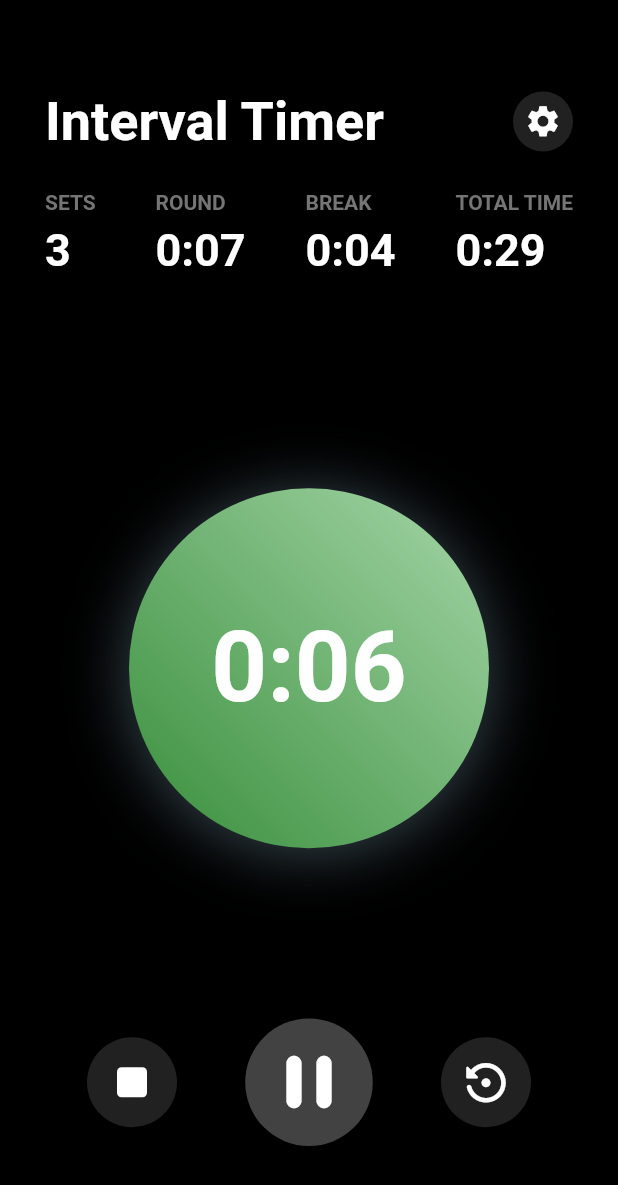
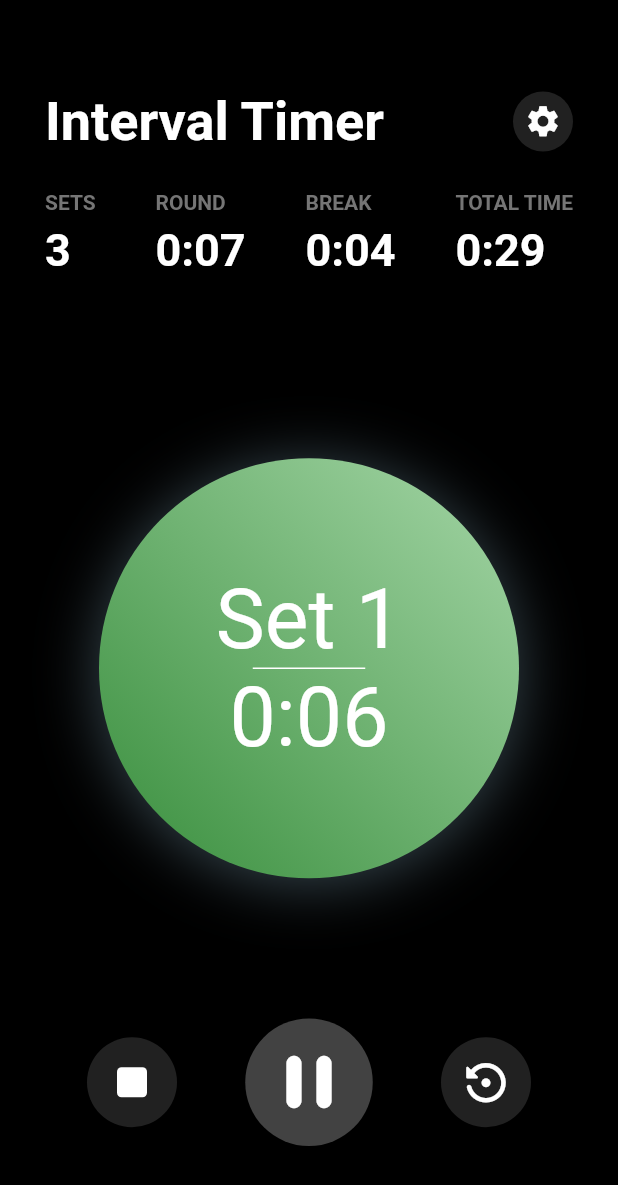
Before and after one commit to luggy-wuggy/rxdart_provider_timer, a Flutter app: the screen it shows after launch, after a tap on the "play arrow" icon, on a phone screen of 412 x 824 dp. Shown: the top 1185 px of the screen. Run offline on Flutter 3.47's test engine with Material 2 defaults, Android fonts, the phone set to English and light mode, and no system bars; our stand-ins replace flutter_bloc, google_fonts, rxdart, sleek_circular_slider.

Commit message:
added setTimerDisplay stream, and updated toggleRoundBreak

```diff
--- a/clean_ui_timer_rx/lib/bloc/timer_bloc.dart
+++ b/clean_ui_timer_rx/lib/bloc/timer_bloc.dart
@@ -8,7 +8,8 @@ class TimerBloc {
   late BehaviorSubject<String> _subjectRoundTimeDisplay;
   late BehaviorSubject<String> _subjectBreakTimeDisplay;
   late BehaviorSubject<String> _subjectTotalTimeDisplay;
-  late BehaviorSubject<String> _subjectSetsDisplay;
+  late BehaviorSubject<String> _subjectSetsSettingDisplay;
+  late BehaviorSubject<String> _subjectSetsTimerDisplay;
 
   late BehaviorSubject<bool> _subjectTimerIsPlaying;
   late BehaviorSubject<bool> _subjectTimerIsRound;
@@ -16,8 +17,9 @@ class TimerBloc {
   String initialTimeDisplay = "0:07";
   String initialRoundTimeDisplay = "0:07";
   String initialBreakTimeDisplay = "0:04";
-  String initialSetsDisplay = "3";
+  String initialSetsSettingDisplay = "3";
   String initialTotalTimeDisplay = "0:30";
+  String initialSetsTimerDisplay = "1";
 
   int roundCounter = 1;
 
@@ -29,7 +31,10 @@ class TimerBloc {
         BehaviorSubject<String>.seeded(initialBreakTimeDisplay);
     _subjectTotalTimeDisplay =
         BehaviorSubject<String>.seeded(initialTotalTimeDisplay);
-    _subjectSetsDisplay = BehaviorSubject<String>.seeded(initialSetsDisplay);
+    _subjectSetsSettingDisplay =
+        BehaviorSubject<String>.seeded(initialSetsSettingDisplay);
+    _subjectSetsTimerDisplay =
+        BehaviorSubject<String>.seeded(initialSetsTimerDisplay);
     _subjectTimerIsPlaying = BehaviorSubject<bool>.seeded(false);
     _subjectTimerIsRound = BehaviorSubject<bool>.seeded(false);
   }
@@ -38,7 +43,8 @@ class TimerBloc {
   Stream<String> get roundTimeObservable => _subjectRoundTimeDisplay.stream;
   Stream<String> get breakTimeObservable => _subjectBreakTimeDisplay.stream;
   Stream<String> get totalTimeObservable => _subjectTotalTimeDisplay.stream;
-  Stream<String> get setObservable => _subjectSetsDisplay.stream;
+  Stream<String> get setSettingObservable => _subjectSetsSettingDisplay.stream;
+  Stream<String> get setsTimerObservable => _subjectSetsTimerDisplay.stream;
   Stream<bool> get isPlayingObservable => _subjectTimerIsPlaying.stream;
   Stream<bool> get isTimerRoundObservable => _subjectTimerIsRound.stream;
 
@@ -54,20 +60,8 @@ class TimerBloc {
     _timer.stop();
   }
 
-  void _startTimer() {
-    Timer(const Duration(seconds: 1), _keepRunning);
-  }
-
-  void _keepRunning() async {
-    await _elapseTime();
-
-    if (_timer.isRunning) {
-      _startTimer();
-    }
-  }
-
   void setSet(String s) {
-    _subjectSetsDisplay.value = s;
+    _subjectSetsSettingDisplay.value = s;
     _updateTotalTime();
   }
 
@@ -86,22 +80,36 @@ class TimerBloc {
     _subjectTimerIsPlaying.value = !(_subjectTimerIsPlaying.value);
   }
 
+  void _startTimer() {
+    Timer(const Duration(seconds: 1), _keepRunning);
+  }
+
+  void _keepRunning() async {
+    await _elapseTime();
+
+    if (_timer.isRunning) {
+      _startTimer();
+    }
+  }
+
   Future<void> _toggleRoundBreak() async {
     /// Round to Break
     if (_subjectTimerIsRound.value) {
       if (_subjectTimeDisplay.value == '0:00') {
         _subjectTimerIsRound.sink.add(!_subjectTimerIsRound.value);
         _subjectTimeDisplay.sink.add(_subjectBreakTimeDisplay.value);
-        await Future.delayed(Duration(seconds: 1));
+        await Future.delayed(const Duration(seconds: 1));
       }
     }
 
     /// Break to Round
     else {
       if (_subjectTimeDisplay.value == '0:00') {
+        _subjectSetsTimerDisplay.sink
+            .add((int.parse(_subjectSetsTimerDisplay.value) + 1).toString());
         _subjectTimerIsRound.sink.add(!_subjectTimerIsRound.value);
         _subjectTimeDisplay.sink.add(_subjectRoundTimeDisplay.value);
-        await Future.delayed(Duration(seconds: 1));
+        await Future.delayed(const Duration(seconds: 1));
       }
     }
   }
@@ -130,7 +138,7 @@ class TimerBloc {
   }
 
   void _updateTotalTime() {
-    int set = int.parse(_subjectSetsDisplay.value);
+    int set = int.parse(_subjectSetsSettingDisplay.value);
     Duration roundTime = Duration(
         minutes: int.parse(_subjectRoundTimeDisplay.value.split(":")[0]),
         seconds: int.parse(_subjectRoundTimeDisplay.value.split(":")[1]));
@@ -158,6 +166,6 @@ class TimerBloc {
     _subjectRoundTimeDisplay.close();
     _subjectBreakTimeDisplay.close();
     _subjectTotalTimeDisplay.close();
-    _subjectSetsDisplay.close();
+    _subjectSetsSettingDisplay.close();
   }
 }
--- a/clean_ui_timer_rx/lib/global/text_style.dart
+++ b/clean_ui_timer_rx/lib/global/text_style.dart
@@ -21,6 +21,6 @@ TextStyle kTitleTabStyle = GoogleFonts.roboto(
 
 TextStyle kTimerStyle = GoogleFonts.roboto(
   color: Colors.white,
-  fontSize: 65,
-  fontWeight: FontWeight.w700,
+  fontSize: 55,
+  fontWeight: FontWeight.w400,
 );
--- a/clean_ui_timer_rx/lib/screens/home.dart
+++ b/clean_ui_timer_rx/lib/screens/home.dart
@@ -54,14 +54,9 @@ class _HomeState extends State<Home> {
     return Row(
       mainAxisAlignment: MainAxisAlignment.spaceBetween,
       children: [
-        StreamBuilder<Object>(
-          stream: _timerBloc.setObservable,
-          builder: (context, snapshot) {
-            return Text(
-              'Interval Timer',
-              style: kTitleStyle,
-            );
-          },
+        Text(
+          'Interval Timer',
+          style: kTitleStyle,
         ),
         Container(
           height: 40,
--- a/clean_ui_timer_rx/lib/widgets/subheader.dart
+++ b/clean_ui_timer_rx/lib/widgets/subheader.dart
@@ -44,7 +44,7 @@ class _SubHeaderWidgetState extends State<SubHeaderWidget> {
                 mainAxisAlignment: MainAxisAlignment.spaceBetween,
                 children: [
                   StreamBuilder<Object>(
-                      stream: _timerBloc.setObservable,
+                      stream: _timerBloc.setSettingObservable,
                       builder: (context, snapshot) {
                         return GestureDetector(
                           onTap: () async {
--- a/clean_ui_timer_rx/lib/widgets/timer.dart
+++ b/clean_ui_timer_rx/lib/widgets/timer.dart
@@ -1,6 +1,7 @@
 import 'package:clean_ui_timer_rx/bloc/timer_bloc.dart';
 import 'package:clean_ui_timer_rx/global/text_style.dart';
 import 'package:flutter/material.dart';
+import 'package:google_fonts/google_fonts.dart';
 import 'package:provider/provider.dart';
 
 // ignore: must_be_immutable
@@ -27,8 +28,8 @@ class TimerWidget extends StatelessWidget {
 
             return AnimatedContainer(
               duration: const Duration(milliseconds: 400),
-              height: 240,
-              width: 240,
+              height: 280,
+              width: 280,
               decoration: BoxDecoration(
                 boxShadow: [
                   isPlaying
@@ -58,8 +59,24 @@ class TimerWidget extends StatelessWidget {
                   end: Alignment.topRight,
                 ),
               ),
-              alignment: Alignment.center,
-              child: StreamBuilder<Object>(
+              child: Column(
+                mainAxisAlignment: MainAxisAlignment.center,
+                children: [
+                  StreamBuilder<Object>(
+                    stream: _timerBloc.setsTimerObservable,
+                    builder: (context, snapshot) {
+                      return Text(
+                        'Set ${snapshot.data}',
+                        style: kTimerStyle,
+                      );
+                    },
+                  ),
+                  Container(
+                    height: 1,
+                    width: 75,
+                    color: Colors.white,
+                  ),
+                  StreamBuilder<Object>(
                     stream: _timerBloc.timeObservable,
                     builder: (context, snapshot) {
                       return Text(
@@ -68,6 +85,8 @@ class TimerWidget extends StatelessWidget {
                       );
                     },
                   ),
+                ],
+              ),
             );
           },
         );
```
Lines whose indentation alone changed are shown as unchanged.
